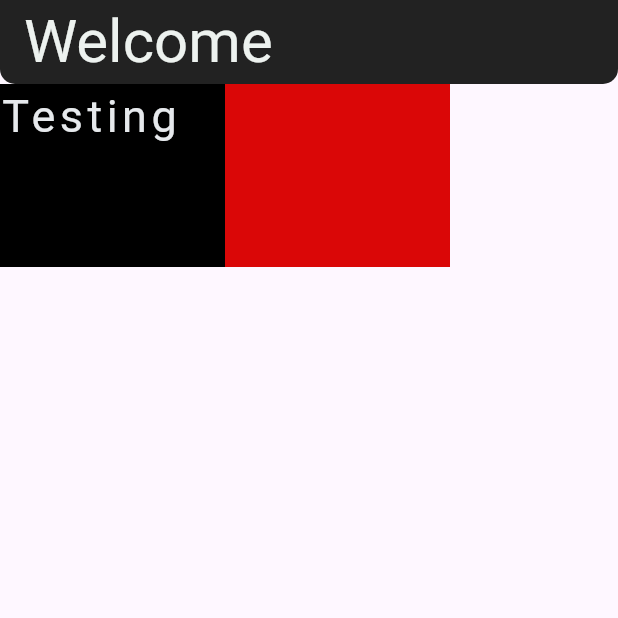
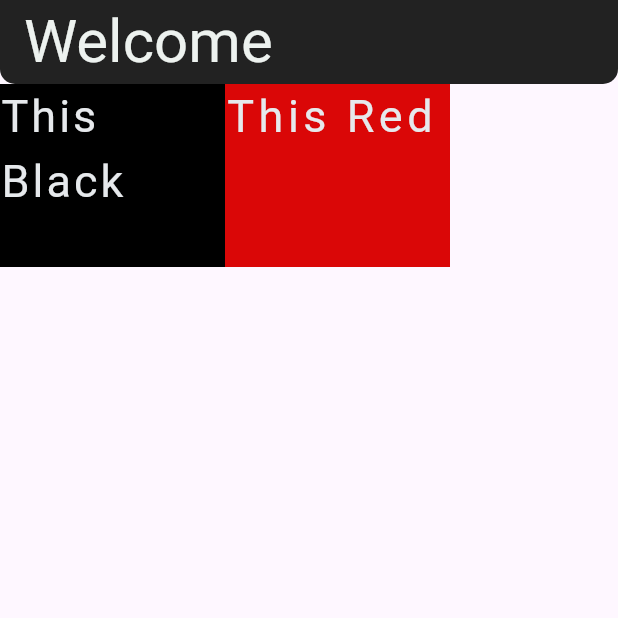
Before and after one commit to ivxsm/Flutter-Uni-Learning-, a Flutter app: the screen it shows after launch, on a phone screen of 412 x 824 dp, the top half of it. Run offline on Flutter 3.47's test engine with Material 3 defaults, Android fonts, the phone set to English and light mode, and no system bars.

```diff
--- a/MainProject/mainproject/lib/pages/first_page.dart
+++ b/MainProject/mainproject/lib/pages/first_page.dart
@@ -21,11 +21,12 @@ class FirstPage extends StatelessWidget {
           height: 122,
           width: 150,
           color: Colors.black,
-          child: const Text("Testing ", style: TextStyle(color: Color.fromARGB(255, 230, 233, 236) , fontSize: 30 , letterSpacing: 3),),
+          child: const Text("This Black ", style: TextStyle(color: Color.fromARGB(255, 230, 233, 236) , fontSize: 30 , letterSpacing: 2),),
         ), Container(
           height: 122,
           width: 150,
           color: const Color.fromARGB(255, 218, 7, 7),
+          child: const Text("This Red ", style: TextStyle(color: Color.fromARGB(255, 230, 233, 236) , fontSize: 30 , letterSpacing: 3),),
         ),
       ],)
     );
```
